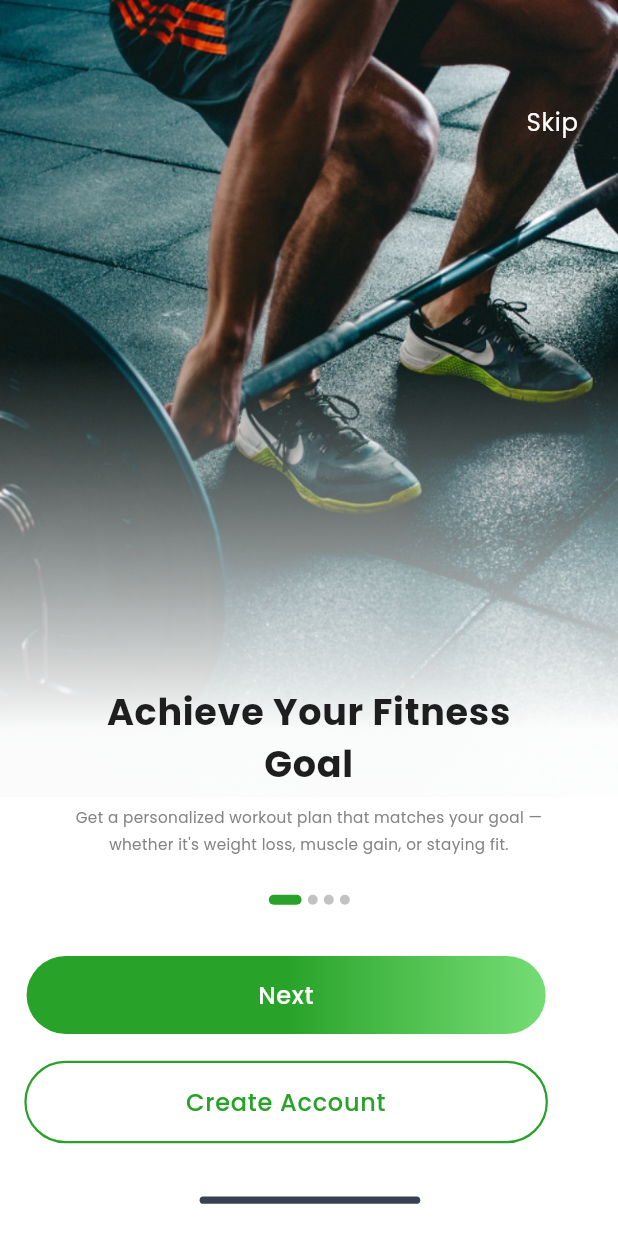
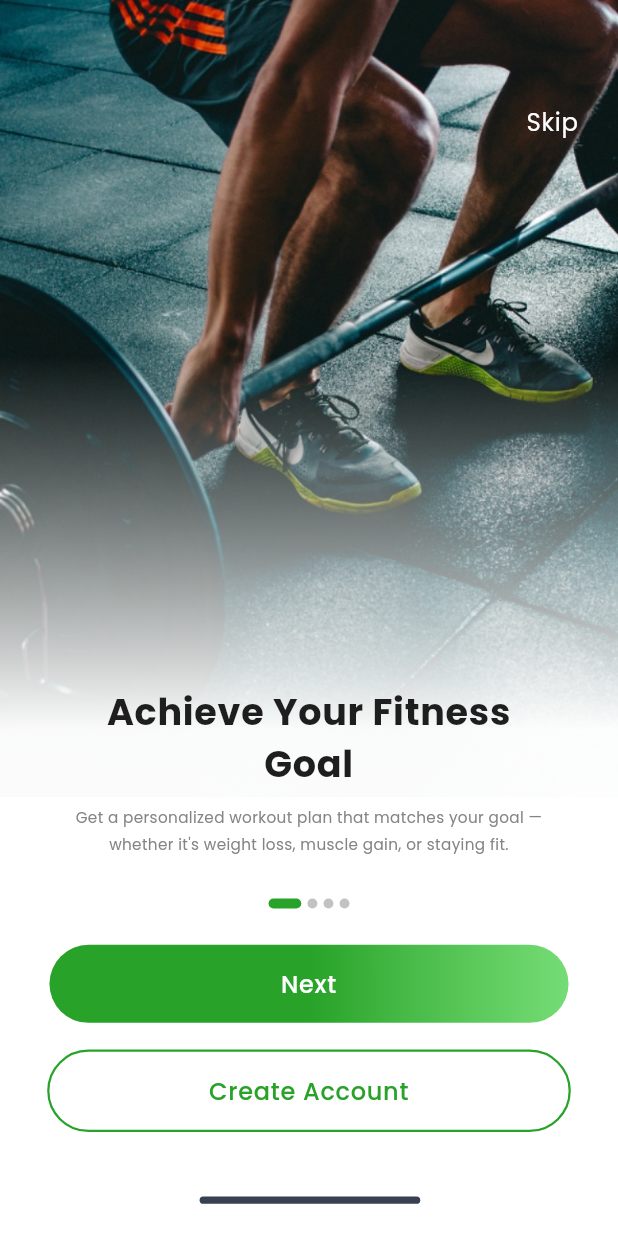
Before and after one commit to moelsayed1/the_track_fit, a Flutter app: the screen it shows after launch, on a phone screen of 412 x 824 dp. Run offline on Flutter 3.47's test engine with Material 3 defaults, Android fonts, the light colour scheme and no system bars; our stand-ins replace flutter_screenutil, go_router, lottie.

Commit message:
🎯 Onboarding PageView
1. Core PageView Architecture
✅ Created OnboardingPageViewScreen with PageController for horizontal scrolling
✅ Added PageView wrapper that manages 4 onboarding screens
✅ Implemented dynamic page tracking with _currentPage state management
✅ Added smooth page transitions with animation curves
2. Individual Screen Content Updates
✅ Updated Screen 1: "Achieve Your Fitness Goal" (existing content maintained)
✅ Updated Screen 2: "Level Up Your Health with Smart Meals" + meal planning description
✅ Updated Screen 3: "Scan Your Plate. Know Your Calories Instantly" + AI food scanning description + on_boarding_image3.jpg
✅ Updated Screen 4: "Smart Fitness Powered by AI" + AI training description + on_boarding_image4.jpg
3. Navigation & Button System
✅ Removed duplicate buttons from individual screens to prevent UI conflicts
✅ Created OnboardingScreenWrapper component for overlay button management
✅ Implemented smart button logic:
Screens 1-3: "Next" + "Create Account" buttons
Screen 4: "Get Started" + "Don't have an account? Register" link
✅ Connected buttons to PageController for proper navigation flow
4. Visual Design & UX
✅ Positioned page indicators at responsive.hp(26.5) between content and buttons
✅ Maintained responsive design with proper spacing and typography
✅ Preserved skip buttons on individual screens for direct home navigation
✅ Added swipe gesture support for manual page navigation
5. Router Integration
✅ Added /onboarding route pointing to OnboardingPageViewScreen
✅ Updated splash screen navigation to use new PageView route
✅ Maintained backward compatibility with individual screen routes
6. Font Asset Fix (Prerequisite)
✅ Fixed font paths in pubspec.yaml from assets/fonts/ to assets/fonts/Poppins/
✅ Resolved asset bundle errors for Poppins font family
✅ Updated gradle configuration to prevent Kotlin daemon issues
7. Key Features Implemented
🔄 Horizontal scroll navigation between 4 screens
🟢 Dynamic dot indicators (green active, gray inactive)
📱 Responsive button positioning with proper spacing
⚡ Smooth animations for page transitions
🎯 Smart navigation flow (Next → Next → Next → Get Started → Home)

```diff
--- a/lib/core/constants/app_colors.dart
+++ b/lib/core/constants/app_colors.dart
@@ -17,6 +17,7 @@ class AppColors {
   static const Color white = Colors.white;
   static const Color black = Color(0xFF1E1E1E);
   static const Color gray = Color(0xFF848484);
+  static const Color grayMedium = Color(0xFF848484);
   static const Color grayLight = Color(0x7F848484);
   static const Color darkGray = Color(0xFF374151);
 
--- a/lib/core/router/app_router.dart
+++ b/lib/core/router/app_router.dart
@@ -1,11 +1,19 @@
 import 'package:go_router/go_router.dart';
+import 'package:the_track_fit/features/onboarding/presentation/screens/onboarding2_screen.dart';
+import 'package:the_track_fit/features/onboarding/presentation/screens/onboarding3_screen.dart';
+import 'package:the_track_fit/features/onboarding/presentation/screens/onboarding4_screen.dart';
 import '../../features/splash/presentation/screens/splash_screen.dart';
 import '../../features/home/presentation/screens/home_screen.dart';
 import '../../features/onboarding/presentation/screens/onboarding1_screen.dart';
+import '../../features/onboarding/presentation/screens/onboarding_pageview_screen.dart';
 
 class AppRouter {
   static const String splash = '/';
+  static const String onboarding = '/onboarding';
   static const String onboarding1 = '/onboarding1';
+  static const String onboarding2 = '/onboarding2';
+  static const String onboarding3 = '/onboarding3';
+  static const String onboarding4 = '/onboarding4';
   static const String home = '/home';
 
   static final GoRouter router = GoRouter(
@@ -17,9 +25,29 @@ class AppRouter {
         builder: (context, state) => const SplashScreen(),
       ),
       GoRoute(
+        path: onboarding,
+        name: 'onboarding',
+        builder: (context, state) => const OnboardingPageViewScreen(),
+      ),
+      GoRoute(
         path: onboarding1,
         name: 'onboarding1',
         builder: (context, state) => const Onboarding1Screen(),
+      ),
+      GoRoute(
+        path: onboarding2,
+        name: 'onboarding2',
+        builder: (context, state) => const Onboarding2Screen(),
+      ),
+      GoRoute(
+        path: onboarding3,
+        name: 'onboarding3',
+        builder: (context, state) => const Onboarding3Screen(),
+      ),
+      GoRoute(
+        path: onboarding4,
+        name: 'onboarding4',
+        builder: (context, state) => const Onboarding4Screen(),
       ),
       GoRoute(
         path: home,
--- a/lib/features/onboarding/presentation/screens/onboarding1_screen.dart
+++ b/lib/features/onboarding/presentation/screens/onboarding1_screen.dart
@@ -91,15 +91,7 @@ class Onboarding1Screen extends StatelessWidget {
               ),
             ),
 
-            // Page indicator
-            Positioned(
-              left: responsive.wp(43.5),
-              top: responsive.hp(72.4),
-              child: const PageIndicator(
-                currentPage: 0,
-                totalPages: 4,
-              ),
-            ),
+
 
             // Skip button
             Positioned(
@@ -107,7 +99,7 @@ class Onboarding1Screen extends StatelessWidget {
               top: responsive.hp(8.4),
               child: GestureDetector(
                 onTap: () {
-                  // Navigate to home or login screen
+                  // Navigate to home screen
                   context.go('/home');
                 },
                 child: Text(
@@ -120,43 +112,7 @@ class Onboarding1Screen extends StatelessWidget {
               ),
             ),
 
-            // Bottom buttons
-            Positioned(
-              left: responsive.wp(4.3),
-              top: responsive.hp(77.1),
-              child: SizedBox(
-                width: responsive.wp(91.5),
-                child: Column(
-                  mainAxisSize: MainAxisSize.min,
-                  mainAxisAlignment: MainAxisAlignment.start,
-                  crossAxisAlignment: CrossAxisAlignment.start,
-                  children: [
-                    // Next button
-                    PrimaryButton(
-                      text: 'Next',
-                      onPressed: () {
-                        // Navigate to onboarding2
-                        // context.go('/onboarding2');
-                        // For now, navigate to home
-                        context.go('/home');
-                      },
-                      height: responsive.hp(6.9),
-                    ),
-                    SizedBox(height: responsive.hp(2)),
 
-                    // Create Account button
-                    OutlineButton(
-                      text: 'Create Account',
-                      onPressed: () {
-                        // Navigate to signup screen
-                        context.go('/home');
-                      },
-                      height: responsive.hp(6.9),
-                    ),
-                  ],
-                ),
-              ),
-            ),
 
             // Bottom safe area (home indicator)
             Positioned(
--- /dev/null
+++ b/lib/features/onboarding/presentation/screens/onboarding_pageview_screen.dart
@@ -0,0 +1,190 @@
+import 'package:flutter/material.dart';
+import 'package:go_router/go_router.dart';
+import 'package:the_track_fit/features/onboarding/presentation/screens/onboarding3_screen.dart';
+import 'package:the_track_fit/features/onboarding/presentation/screens/onboarding4_screen.dart';
+import '../../../../core/widgets/page_indicator.dart';
+import '../../../../core/widgets/custom_button.dart';
+import '../../../../core/utils/responsive_helper.dart';
+import '../../../../core/constants/app_colors.dart';
+import 'onboarding1_screen.dart';
+import 'onboarding2_screen.dart';
+
+typedef OnNextPressed = void Function();
+typedef OnCreateAccountPressed = void Function();
+
+class OnboardingPageViewScreen extends StatefulWidget {
+  const OnboardingPageViewScreen({super.key});
+
+  @override
+  State<OnboardingPageViewScreen> createState() => _OnboardingPageViewScreenState();
+}
+
+class _OnboardingPageViewScreenState extends State<OnboardingPageViewScreen> {
+  final PageController _pageController = PageController();
+  int _currentPage = 0;
+
+  @override
+  void dispose() {
+    _pageController.dispose();
+    super.dispose();
+  }
+
+  void _onPageChanged(int page) {
+    setState(() {
+      _currentPage = page;
+    });
+  }
+
+  void _nextPage() {
+    if (_currentPage < 3) {
+      _pageController.nextPage(
+        duration: const Duration(milliseconds: 300),
+        curve: Curves.easeInOut,
+      );
+    } else {
+      // Navigate to home on last page
+      context.go('/home');
+    }
+  }
+
+  void _previousPage() {
+    if (_currentPage > 0) {
+      _pageController.previousPage(
+        duration: const Duration(milliseconds: 300),
+        curve: Curves.easeInOut,
+      );
+    }
+  }
+
+  @override
+  Widget build(BuildContext context) {
+    final responsive = ResponsiveHelper(context);
+
+    return Scaffold(
+      body: Stack(
+        children: [
+          // PageView with onboarding screens
+          PageView(
+            controller: _pageController,
+            onPageChanged: _onPageChanged,
+            children: [
+              OnboardingScreenWrapper(
+                screen: const Onboarding1Screen(),
+                onNextPressed: _nextPage,
+                showGetStarted: false,
+              ),
+              OnboardingScreenWrapper(
+                screen: const Onboarding2Screen(),
+                onNextPressed: _nextPage,
+                showGetStarted: false,
+              ),
+              OnboardingScreenWrapper(
+                screen: const Onboarding3Screen(),
+                onNextPressed: _nextPage,
+                showGetStarted: false,
+              ),
+              OnboardingScreenWrapper(
+                screen: const Onboarding4Screen(),
+                onNextPressed: _nextPage,
+                showGetStarted: true,
+              ),
+            ],
+          ),
+
+          // Page indicator overlay
+          Positioned(
+            left: 0,
+            right: 0,
+            bottom: responsive.hp(26.5), // Position between content and buttons
+            child: Center(
+              child: PageIndicator(
+                currentPage: _currentPage,
+                totalPages: 4,
+              ),
+            ),
+          ),
+        ],
+      ),
+    );
+  }
+}
+
+class OnboardingScreenWrapper extends StatelessWidget {
+  final Widget screen;
+  final VoidCallback onNextPressed;
+  final bool showGetStarted;
+
+  const OnboardingScreenWrapper({
+    super.key,
+    required this.screen,
+    required this.onNextPressed,
+    required this.showGetStarted,
+  });
+
+  @override
+  Widget build(BuildContext context) {
+    return Stack(
+      children: [
+        // Original screen content
+        screen,
+
+        // Override buttons with functional ones
+        Positioned(
+          left: ResponsiveHelper(context).wp(4.3),
+          bottom: ResponsiveHelper(context).hp(8),
+          right: ResponsiveHelper(context).wp(4.3),
+          child: Column(
+            mainAxisSize: MainAxisSize.min,
+            children: [
+              // Next/Get Started button
+              PrimaryButton(
+                text: showGetStarted ? 'Get Started' : 'Next',
+                onPressed: onNextPressed,
+                height: ResponsiveHelper(context).hp(6.9),
+              ),
+              SizedBox(height: ResponsiveHelper(context).hp(2)),
+
+              // Create Account or Register link
+              if (!showGetStarted)
+                OutlineButton(
+                  text: 'Create Account',
+                  onPressed: () {
+                    // Navigate to signup screen
+                    context.go('/home');
+                  },
+                  height: ResponsiveHelper(context).hp(6.9),
+                )
+              else
+                Row(
+                  mainAxisAlignment: MainAxisAlignment.center,
+                  children: [
+                    Text(
+                      "Don't have an account? ",
+                      style: TextStyle(
+                        color: AppColors.grayMedium,
+                        fontSize: ResponsiveHelper(context).sp(14),
+                      ),
+                    ),
+                    GestureDetector(
+                      onTap: () {
+                        // Navigate to register screen
+                        context.go('/home');
+                      },
+                      child: Text(
+                        "Register",
+                        style: TextStyle(
+                          color: AppColors.primaryGreen,
+                          fontSize: ResponsiveHelper(context).sp(14),
+                          fontWeight: FontWeight.w600,
+                        ),
+                      ),
+                    ),
+                  ],
+                ),
+            ],
+          ),
+        ),
+      ],
+    );
+  }
+}
--- a/lib/features/splash/presentation/screens/splash_screen.dart
+++ b/lib/features/splash/presentation/screens/splash_screen.dart
@@ -16,9 +16,9 @@ class _SplashScreenState extends State<SplashScreen> {
   void initState() {
     super.initState();
 
-    // Navigate to onboarding1 after splash duration
+    // Navigate to onboarding PageView after splash duration
     Timer(AppConstants.splashDuration, () {
-      context.go('/onboarding1');
+      context.go('/onboarding');
     });
   }
 
```
Also changed, not shown: lib/features/onboarding/presentation/screens/onboarding2_screen.dart (added, +149 -0 lines), lib/features/onboarding/presentation/screens/onboarding3_screen.dart (added, +149 -0 lines), lib/features/onboarding/presentation/screens/onboarding4_screen.dart (added, +146 -0 lines), pubspec.yaml (+5 -5 lines), assets/images/email_icon.png (added), assets/images/lock_icon.svg (added), assets/images/logo googleg 48dp.svg (added), assets/images/on_boarding_image2.jpg (added), assets/images/phone_icon.svg (added), assets/images/username_icon.svg (added), assets/logos/sign_up_logo.svg (added), 2 other files.
